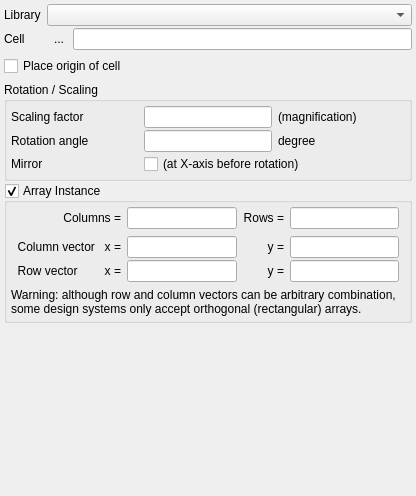
This is eda-klayout/src/edt/edt/EditorOptionsInst.ui in tolgauye/GMOS as Qt 5 draws it before an edit. The edited form follows.
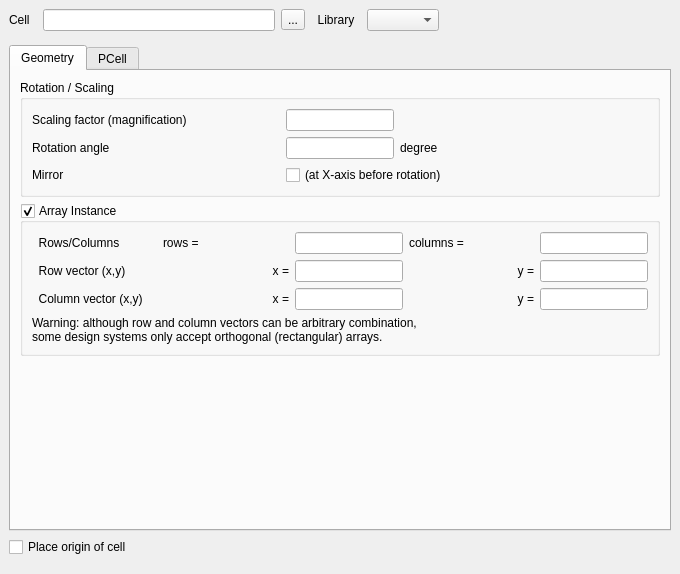
This is the edited form. Icons and pictures are not drawn. Custom widgets are drawn as their Qt base class.

```diff
--- a/eda-klayout/src/edt/edt/EditorOptionsInst.ui
+++ b/eda-klayout/src/edt/edt/EditorOptionsInst.ui
@@ -1,263 +1,167 @@
 <?xml version="1.0" encoding="UTF-8"?>
 <ui version="4.0">
  <class>EditorOptionsInst</class>
- <widget class="QWidget" name="EditorOptionsInst">
-  <property name="geometry">
+ <widget class="QWidget" name="EditorOptionsInst" >
+  <property name="geometry" >
    <rect>
     <x>0</x>
     <y>0</y>
-    <width>416</width>
-    <height>496</height>
+    <width>680</width>
+    <height>574</height>
    </rect>
   </property>
-  <property name="sizePolicy">
-   <sizepolicy hsizetype="Ignored" vsizetype="Ignored">
-    <horstretch>0</horstretch>
-    <verstretch>0</verstretch>
-   </sizepolicy>
-  </property>
-  <property name="windowTitle">
+  <property name="windowTitle" >
    <string>Form</string>
   </property>
-  <layout class="QVBoxLayout">
-   <property name="spacing">
+  <layout class="QVBoxLayout" >
+   <property name="margin" >
+    <number>9</number>
+   </property>
+   <property name="spacing" >
     <number>6</number>
    </property>
-   <property name="leftMargin">
-    <number>0</number>
-   </property>
-   <property name="topMargin">
-    <number>0</number>
-   </property>
-   <property name="rightMargin">
-    <number>0</number>
-   </property>
-   <property name="bottomMargin">
-    <number>0</number>
-   </property>
    <item>
-    <widget class="QScrollArea" name="scrollArea">
-     <property name="frameShape">
+    <widget class="QFrame" name="frame" >
+     <property name="frameShape" >
       <enum>QFrame::NoFrame</enum>
      </property>
-     <property name="frameShadow">
-      <enum>QFrame::Plain</enum>
+     <property name="frameShadow" >
+      <enum>QFrame::Raised</enum>
      </property>
-     <property name="widgetResizable">
-      <bool>true</bool>
-     </property>
-     <widget class="QWidget" name="scrollAreaWidgetContents">
-      <property name="geometry">
-       <rect>
-        <x>0</x>
-        <y>0</y>
-        <width>402</width>
-        <height>513</height>
-       </rect>
+     <layout class="QHBoxLayout" >
+      <property name="margin" >
+       <number>0</number>
       </property>
-      <layout class="QGridLayout" name="gridLayout_2">
-       <property name="leftMargin">
-        <number>4</number>
+      <property name="spacing" >
+       <number>6</number>
+      </property>
+      <item>
+       <widget class="QLabel" name="label_2" >
+        <property name="sizePolicy" >
+         <sizepolicy>
+          <hsizetype>0</hsizetype>
+          <vsizetype>0</vsizetype>
+          <horstretch>0</horstretch>
+          <verstretch>0</verstretch>
+         </sizepolicy>
+        </property>
+        <property name="text" >
+         <string>Cell  </string>
+        </property>
+       </widget>
+      </item>
+      <item>
+       <widget class="QLineEdit" name="cell_le" >
+        <property name="sizePolicy" >
+         <sizepolicy>
+          <hsizetype>7</hsizetype>
+          <vsizetype>0</vsizetype>
+          <horstretch>0</horstretch>
+          <verstretch>0</verstretch>
+         </sizepolicy>
+        </property>
+       </widget>
+      </item>
+      <item>
+       <widget class="QToolButton" name="browse_pb" >
+        <property name="text" >
+         <string>...</string>
+        </property>
+       </widget>
+      </item>
+      <item>
+       <widget class="QLabel" name="label_13" >
+        <property name="text" >
+         <string>  Library  </string>
+        </property>
+       </widget>
+      </item>
+      <item>
+       <widget class="lay::LibrarySelectionComboBox" name="lib_cbx" />
+      </item>
+      <item>
+       <spacer>
+        <property name="orientation" >
+         <enum>Qt::Horizontal</enum>
+        </property>
+        <property name="sizeHint" >
+         <size>
+          <width>40</width>
+          <height>20</height>
+         </size>
+        </property>
+       </spacer>
+      </item>
+     </layout>
+    </widget>
+   </item>
+   <item>
+    <spacer>
+     <property name="orientation" >
+      <enum>Qt::Vertical</enum>
+     </property>
+     <property name="sizeType" >
+      <enum>QSizePolicy::Fixed</enum>
+     </property>
+     <property name="sizeHint" >
+      <size>
+       <width>522</width>
+       <height>8</height>
+      </size>
+     </property>
+    </spacer>
+   </item>
+   <item>
+    <widget class="QTabWidget" name="param_tab_widget" >
+     <property name="sizePolicy" >
+      <sizepolicy>
+       <hsizetype>7</hsizetype>
+       <vsizetype>7</vsizetype>
+       <horstretch>0</horstretch>
+       <verstretch>1</verstretch>
+      </sizepolicy>
+     </property>
+     <property name="currentIndex" >
+      <number>0</number>
+     </property>
+     <widget class="QWidget" name="tab" >
+      <attribute name="title" >
+       <string>Geometry</string>
+      </attribute>
+      <layout class="QVBoxLayout" >
+       <property name="margin" >
+        <number>9</number>
        </property>
-       <property name="topMargin">
-        <number>4</number>
+       <property name="spacing" >
+        <number>6</number>
        </property>
-       <property name="rightMargin">
-        <number>4</number>
-       </property>
-       <property name="bottomMargin">
-        <number>4</number>
-       </property>
-       <property name="spacing">
-        <number>2</number>
-       </property>
-       <item row="3" column="0">
-        <spacer name="verticalSpacer">
-         <property name="orientation">
-          <enum>Qt::Vertical</enum>
-         </property>
-         <property name="sizeType">
-          <enum>QSizePolicy::Fixed</enum>
-         </property>
-         <property name="sizeHint" stdset="0">
-          <size>
-           <width>20</width>
-           <height>4</height>
-          </size>
-         </property>
-        </spacer>
-       </item>
-       <item row="2" column="0">
-        <widget class="QCheckBox" name="place_origin_cb">
-         <property name="text">
-          <string>Place origin of cell</string>
-         </property>
-        </widget>
-       </item>
-       <item row="0" column="0">
-        <widget class="QFrame" name="frame">
-         <property name="frameShape">
-          <enum>QFrame::NoFrame</enum>
-         </property>
-         <property name="frameShadow">
-          <enum>QFrame::Raised</enum>
-         </property>
-         <layout class="QGridLayout" name="gridLayout">
-          <property name="leftMargin">
-           <number>0</number>
-          </property>
-          <property name="topMargin">
-           <number>0</number>
-          </property>
-          <property name="rightMargin">
-           <number>0</number>
-          </property>
-          <property name="bottomMargin">
-           <number>0</number>
-          </property>
-          <property name="horizontalSpacing">
-           <number>6</number>
-          </property>
-          <property name="verticalSpacing">
-           <number>2</number>
-          </property>
-          <item row="0" column="0">
-           <widget class="QLabel" name="label_13">
-            <property name="text">
-             <string>Library</string>
-            </property>
-           </widget>
-          </item>
-          <item row="0" column="1" colspan="2">
-           <widget class="lay::LibrarySelectionComboBox" name="lib_cbx">
-            <property name="sizePolicy">
-             <sizepolicy hsizetype="Preferred" vsizetype="Fixed">
-              <horstretch>0</horstretch>
-              <verstretch>0</verstretch>
-             </sizepolicy>
-            </property>
-           </widget>
-          </item>
-          <item row="1" column="0">
-           <widget class="QLabel" name="label_2">
-            <property name="sizePolicy">
-             <sizepolicy hsizetype="Fixed" vsizetype="Fixed">
-              <horstretch>0</horstretch>
-              <verstretch>0</verstretch>
-             </sizepolicy>
-            </property>
-            <property name="text">
-             <string>Cell  </string>
-            </property>
-           </widget>
-          </item>
-          <item row="1" column="1" colspan="2">
-           <widget class="QFrame" name="frame_2">
-            <property name="frameShape">
-             <enum>QFrame::NoFrame</enum>
-            </property>
-            <property name="frameShadow">
-             <enum>QFrame::Raised</enum>
-            </property>
-            <layout class="QHBoxLayout" name="horizontalLayout">
-             <property name="spacing">
-              <number>2</number>
-             </property>
-             <property name="leftMargin">
-              <number>0</number>
-             </property>
-             <property name="topMargin">
-              <number>0</number>
-             </property>
-             <property name="rightMargin">
-              <number>0</number>
-             </property>
-             <property name="bottomMargin">
-              <number>0</number>
-             </property>
-             <item>
-              <widget class="QToolButton" name="browse_pb">
-               <property name="text">
-                <string>...</string>
-               </property>
-               <property name="icon">
-                <iconset resource="../../icons/icons.qrc">
-                 <normaloff>:/find_16px.png</normaloff>:/find_16px.png</iconset>
-               </property>
-               <property name="autoRaise">
-                <bool>true</bool>
-               </property>
-              </widget>
-             </item>
-             <item>
-              <widget class="QLineEdit" name="cell_le">
-               <property name="sizePolicy">
-                <sizepolicy hsizetype="Preferred" vsizetype="Fixed">
-                 <horstretch>0</horstretch>
-                 <verstretch>0</verstretch>
-                </sizepolicy>
-               </property>
-              </widget>
-             </item>
-            </layout>
-           </widget>
-          </item>
-         </layout>
-        </widget>
-       </item>
-       <item row="1" column="0">
-        <spacer name="spacer">
-         <property name="orientation">
-          <enum>Qt::Vertical</enum>
-         </property>
-         <property name="sizeType">
-          <enum>QSizePolicy::Fixed</enum>
-         </property>
-         <property name="sizeHint" stdset="0">
-          <size>
-           <width>20</width>
-           <height>4</height>
-          </size>
-         </property>
-        </spacer>
-       </item>
-       <item row="4" column="0">
-        <widget class="QGroupBox" name="groupBox">
-         <property name="title">
+       <item>
+        <widget class="QGroupBox" name="groupBox" >
+         <property name="title" >
           <string>Rotation / Scaling</string>
          </property>
-         <layout class="QGridLayout" name="_2">
-          <property name="leftMargin">
-           <number>4</number>
+         <layout class="QGridLayout" >
+          <property name="margin" >
+           <number>9</number>
           </property>
-          <property name="topMargin">
-           <number>4</number>
-          </property>
-          <property name="rightMargin">
-           <number>4</number>
-          </property>
-          <property name="bottomMargin">
-           <number>4</number>
-          </property>
-          <property name="horizontalSpacing">
+          <property name="spacing" >
            <number>6</number>
           </property>
-          <property name="verticalSpacing">
-           <number>2</number>
-          </property>
-          <item row="0" column="1">
-           <widget class="QLineEdit" name="scale_le">
-            <property name="sizePolicy">
-             <sizepolicy hsizetype="Preferred" vsizetype="Fixed">
+          <item row="0" column="1" >
+           <widget class="QLineEdit" name="scale_le" >
+            <property name="sizePolicy" >
+             <sizepolicy>
+              <hsizetype>0</hsizetype>
+              <vsizetype>0</vsizetype>
               <horstretch>0</horstretch>
               <verstretch>0</verstretch>
              </sizepolicy>
             </property>
            </widget>
           </item>
-          <item row="2" column="0">
-           <widget class="QLabel" name="label_5">
-            <property name="text">
+          <item row="2" column="0" >
+           <widget class="QLabel" name="label_5" >
+            <property name="text" >
              <string>Mirror   </string>
             </property>
             <property name="buddy">
@@ -265,71 +169,55 @@
             </property>
            </widget>
           </item>
-          <item row="0" column="0">
-           <widget class="QLabel" name="label">
-            <property name="text">
-             <string>Scaling factor</string>
+          <item row="0" column="0" >
+           <widget class="QLabel" name="label" >
+            <property name="text" >
+             <string>Scaling factor (magnification)</string>
             </property>
            </widget>
           </item>
-          <item row="1" column="1">
-           <widget class="QLineEdit" name="angle_le">
-            <property name="sizePolicy">
-             <sizepolicy hsizetype="Preferred" vsizetype="Fixed">
+          <item row="1" column="1" >
+           <widget class="QLineEdit" name="angle_le" >
+            <property name="sizePolicy" >
+             <sizepolicy>
+              <hsizetype>0</hsizetype>
+              <vsizetype>0</vsizetype>
               <horstretch>0</horstretch>
               <verstretch>0</verstretch>
              </sizepolicy>
             </property>
            </widget>
           </item>
-          <item row="1" column="2">
-           <widget class="QLabel" name="label_7">
-            <property name="text">
+          <item row="1" column="2" >
+           <widget class="QLabel" name="label_7" >
+            <property name="text" >
              <string>degree</string>
             </property>
            </widget>
           </item>
-          <item row="1" column="0">
-           <widget class="QLabel" name="label_3">
-            <property name="text">
+          <item row="1" column="0" >
+           <widget class="QLabel" name="label_3" >
+            <property name="text" >
              <string>Rotation angle</string>
             </property>
            </widget>
           </item>
-          <item row="2" column="1" colspan="2">
-           <widget class="QCheckBox" name="mirror_cbx">
-            <property name="text">
+          <item row="2" column="1" colspan="2" >
+           <widget class="QCheckBox" name="mirror_cbx" >
+            <property name="text" >
              <string>(at X-axis before rotation)</string>
             </property>
            </widget>
           </item>
-          <item row="0" column="2">
-           <widget class="QLabel" name="label_17">
-            <property name="text">
-             <string>(magnification)</string>
-            </property>
-           </widget>
-          </item>
          </layout>
         </widget>
        </item>
-       <item row="7" column="0">
-        <spacer name="spacer_2">
-         <property name="orientation">
-          <enum>Qt::Vertical</enum>
-         </property>
-         <property name="sizeHint" stdset="0">
-          <size>
-           <width>20</width>
-           <height>120</height>
-          </size>
-         </property>
-        </spacer>
-       </item>
-       <item row="6" column="0">
-        <widget class="QGroupBox" name="array_grp">
-         <property name="sizePolicy">
-          <sizepolicy hsizetype="Preferred" vsizetype="Preferred">
+       <item>
+        <widget class="QGroupBox" name="array_grp" >
+         <property name="sizePolicy" >
+          <sizepolicy>
+           <hsizetype>5</hsizetype>
+           <vsizetype>5</vsizetype>
            <horstretch>0</horstretch>
            <verstretch>0</verstretch>
           </sizepolicy>
@@ -340,38 +228,57 @@
          <property name="checkable">
           <bool>true</bool>
          </property>
-         <layout class="QGridLayout" name="_3">
-          <property name="leftMargin">
-           <number>4</number>
+         <layout class="QGridLayout" >
+          <property name="margin" >
+           <number>9</number>
           </property>
-          <property name="topMargin">
-           <number>4</number>
-          </property>
-          <property name="rightMargin">
-           <number>4</number>
-          </property>
-          <property name="bottomMargin">
-           <number>4</number>
-          </property>
-          <property name="horizontalSpacing">
+          <property name="spacing" >
            <number>6</number>
           </property>
-          <property name="verticalSpacing">
-           <number>2</number>
-          </property>
-          <item row="2" column="2">
-           <widget class="QLineEdit" name="column_x_le">
-            <property name="sizePolicy">
-             <sizepolicy hsizetype="Preferred" vsizetype="Fixed">
+          <item row="2" column="0" >
+           <widget class="QLabel" name="label_16" >
+            <property name="text" >
+             <string>  Column vector (x,y)</string>
+            </property>
+           </widget>
+          </item>
+          <item row="2" column="2" >
+           <widget class="QLineEdit" name="column_x_le" >
+            <property name="sizePolicy" >
+             <sizepolicy>
+              <hsizetype>0</hsizetype>
+              <vsizetype>0</vsizetype>
               <horstretch>1</horstretch>
               <verstretch>0</verstretch>
              </sizepolicy>
             </property>
            </widget>
           </item>
-          <item row="2" column="3">
-           <widget class="QLabel" name="label_15">
-            <property name="text">
+          <item row="2" column="1" >
+           <widget class="QLabel" name="label_14" >
+            <property name="text" >
+             <string>x =</string>
+            </property>
+            <property name="alignment" >
+             <set>Qt::AlignRight|Qt::AlignTrailing|Qt::AlignVCenter</set>
+            </property>
+           </widget>
+          </item>
+          <item row="2" column="4" >
+           <widget class="QLineEdit" name="column_y_le" >
+            <property name="sizePolicy" >
+             <sizepolicy>
+              <hsizetype>0</hsizetype>
+              <vsizetype>0</vsizetype>
+              <horstretch>1</horstretch>
+              <verstretch>0</verstretch>
+             </sizepolicy>
+            </property>
+           </widget>
+          </item>
+          <item row="2" column="3" >
+           <widget class="QLabel" name="label_15" >
+            <property name="text" >
              <string>y =</string>
             </property>
             <property name="alignment">
@@ -379,25 +286,43 @@
             </property>
            </widget>
           </item>
-          <item row="0" column="4">
-           <widget class="QLineEdit" name="rows_le">
-            <property name="sizePolicy">
-             <sizepolicy hsizetype="Preferred" vsizetype="Fixed">
+          <item row="1" column="4" >
+           <widget class="QLineEdit" name="row_y_le" >
+            <property name="sizePolicy" >
+             <sizepolicy>
+              <hsizetype>0</hsizetype>
+              <vsizetype>0</vsizetype>
               <horstretch>1</horstretch>
               <verstretch>0</verstretch>
              </sizepolicy>
             </property>
-            <property name="minimumSize">
-             <size>
-              <width>0</width>
-              <height>0</height>
-             </size>
+           </widget>
+          </item>
+          <item row="1" column="3" >
+           <widget class="QLabel" name="label_10" >
+            <property name="text" >
+             <string>y =</string>
             </property>
+            <property name="alignment" >
+             <set>Qt::AlignRight|Qt::AlignTrailing|Qt::AlignVCenter</set>
+            </property>
            </widget>
           </item>
-          <item row="2" column="1">
-           <widget class="QLabel" name="label_14">
-            <property name="text">
+          <item row="1" column="2" >
+           <widget class="QLineEdit" name="row_x_le" >
+            <property name="sizePolicy" >
+             <sizepolicy>
+              <hsizetype>0</hsizetype>
+              <vsizetype>0</vsizetype>
+              <horstretch>1</horstretch>
+              <verstretch>0</verstretch>
+             </sizepolicy>
+            </property>
+           </widget>
+          </item>
+          <item row="1" column="1" >
+           <widget class="QLabel" name="label_11" >
+            <property name="text" >
              <string>x =</string>
             </property>
             <property name="alignment">
@@ -405,149 +330,114 @@
             </property>
            </widget>
           </item>
-          <item row="6" column="0" colspan="6">
-           <widget class="QLabel" name="label_12">
-            <property name="text">
-             <string>Warning: although row and column vectors can be arbitrary combination, some design systems only accept orthogonal (rectangular) arrays.</string>
+          <item row="1" column="0" >
+           <widget class="QLabel" name="label_9" >
+            <property name="text" >
+             <string>  Row vector (x,y)</string>
             </property>
-            <property name="wordWrap">
+           </widget>
+          </item>
+          <item row="0" column="0" >
+           <widget class="QLabel" name="label_4" >
+            <property name="text" >
+             <string>  Rows/Columns</string>
+            </property>
+           </widget>
+          </item>
+          <item row="0" column="3" >
+           <widget class="QLabel" name="label_8" >
+            <property name="text" >
+             <string>columns =</string>
+            </property>
+           </widget>
+          </item>
+          <item row="0" column="4" >
+           <widget class="QLineEdit" name="columns_le" >
+            <property name="sizePolicy" >
+             <sizepolicy>
+              <hsizetype>0</hsizetype>
+              <vsizetype>0</vsizetype>
+              <horstretch>1</horstretch>
+              <verstretch>0</verstretch>
+             </sizepolicy>
+            </property>
+           </widget>
+          </item>
+          <item row="0" column="1" >
+           <widget class="QLabel" name="label_6" >
+            <property name="text" >
+             <string>rows = </string>
+            </property>
+           </widget>
+          </item>
+          <item row="0" column="2" >
+           <widget class="QLineEdit" name="rows_le" >
+            <property name="sizePolicy" >
+             <sizepolicy>
+              <hsizetype>0</hsizetype>
+              <vsizetype>0</vsizetype>
+              <horstretch>1</horstretch>
+              <verstretch>0</verstretch>
+             </sizepolicy>
+            </property>
+           </widget>
+          </item>
+          <item row="3" column="0" colspan="5" >
+           <widget class="QLabel" name="label_12" >
+            <property name="text" >
+             <string>Warning: although row and column vectors can be arbitrary combination,
+some design systems only accept orthogonal (rectangular) arrays.</string>
+            </property>
+            <property name="wordWrap" >
              <bool>true</bool>
             </property>
            </widget>
           </item>
-          <item row="0" column="2">
-           <widget class="QLineEdit" name="columns_le">
-            <property name="sizePolicy">
-             <sizepolicy hsizetype="Preferred" vsizetype="Fixed">
-              <horstretch>1</horstretch>
-              <verstretch>0</verstretch>
-             </sizepolicy>
-            </property>
-           </widget>
-          </item>
-          <item row="3" column="2">
-           <widget class="QLineEdit" name="row_x_le">
-            <property name="sizePolicy">
-             <sizepolicy hsizetype="Preferred" vsizetype="Fixed">
-              <horstretch>1</horstretch>
-              <verstretch>0</verstretch>
-             </sizepolicy>
-            </property>
-           </widget>
-          </item>
-          <item row="3" column="0">
-           <widget class="QLabel" name="label_9">
-            <property name="text">
-             <string>  Row vector</string>
-            </property>
-           </widget>
-          </item>
-          <item row="0" column="3">
-           <widget class="QLabel" name="label_6">
-            <property name="text">
-             <string>Rows =</string>
-            </property>
-            <property name="alignment">
-             <set>Qt::AlignRight|Qt::AlignTrailing|Qt::AlignVCenter</set>
-            </property>
-           </widget>
-          </item>
-          <item row="3" column="4">
-           <widget class="QLineEdit" name="row_y_le">
-            <property name="sizePolicy">
-             <sizepolicy hsizetype="Preferred" vsizetype="Fixed">
-              <horstretch>1</horstretch>
-              <verstretch>0</verstretch>
-             </sizepolicy>
-            </property>
-           </widget>
-          </item>
-          <item row="5" column="0">
-           <spacer name="verticalSpacer_2">
-            <property name="orientation">
-             <enum>Qt::Vertical</enum>
-            </property>
-            <property name="sizeType">
-             <enum>QSizePolicy::Fixed</enum>
-            </property>
-            <property name="sizeHint" stdset="0">
-             <size>
-              <width>20</width>
-              <height>4</height>
-             </size>
-            </property>
-           </spacer>
-          </item>
-          <item row="2" column="0">
-           <widget class="QLabel" name="label_16">
-            <property name="text">
-             <string>  Column vector</string>
-            </property>
-           </widget>
-          </item>
-          <item row="0" column="0" colspan="2">
-           <widget class="QLabel" name="label_8">
-            <property name="text">
-             <string>Columns =</string>
-            </property>
-            <property name="alignment">
-             <set>Qt::AlignRight|Qt::AlignTrailing|Qt::AlignVCenter</set>
-            </property>
-           </widget>
-          </item>
-          <item row="3" column="3">
-           <widget class="QLabel" name="label_10">
-            <property name="text">
-             <string>y =</string>
-            </property>
-            <property name="alignment">
-             <set>Qt::AlignRight|Qt::AlignTrailing|Qt::AlignVCenter</set>
-            </property>
-           </widget>
-          </item>
-          <item row="3" column="1">
-           <widget class="QLabel" name="label_11">
-            <property name="text">
-             <string>x =</string>
-            </property>
-            <property name="alignment">
-             <set>Qt::AlignRight|Qt::AlignTrailing|Qt::AlignVCenter</set>
-            </property>
-           </widget>
-          </item>
-          <item row="2" column="4">
-           <widget class="QLineEdit" name="column_y_le">
-            <property name="sizePolicy">
-             <sizepolicy hsizetype="Preferred" vsizetype="Fixed">
-              <horstretch>1</horstretch>
-              <verstretch>0</verstretch>
-             </sizepolicy>
-            </property>
-           </widget>
-          </item>
-          <item row="1" column="1">
-           <spacer name="verticalSpacer_3">
-            <property name="orientation">
-             <enum>Qt::Vertical</enum>
-            </property>
-            <property name="sizeType">
-             <enum>QSizePolicy::Fixed</enum>
-            </property>
-            <property name="sizeHint" stdset="0">
-             <size>
-              <width>20</width>
-              <height>5</height>
-             </size>
-            </property>
-           </spacer>
-          </item>
          </layout>
         </widget>
        </item>
+       <item>
+        <spacer>
+         <property name="orientation" >
+          <enum>Qt::Vertical</enum>
+         </property>
+         <property name="sizeHint" >
+          <size>
+           <width>20</width>
+           <height>40</height>
+          </size>
+         </property>
+        </spacer>
+       </item>
       </layout>
      </widget>
+     <widget class="QWidget" name="pcell_tab" >
+      <attribute name="title" >
+       <string>PCell</string>
+      </attribute>
+     </widget>
     </widget>
    </item>
+   <item>
+    <widget class="QCheckBox" name="place_origin_cb" >
+     <property name="text" >
+      <string>Place origin of cell</string>
+     </property>
+    </widget>
+   </item>
+   <item>
+    <spacer>
+     <property name="orientation" >
+      <enum>Qt::Vertical</enum>
+     </property>
+     <property name="sizeHint" >
+      <size>
+       <width>50</width>
+       <height>8</height>
+      </size>
+     </property>
+    </spacer>
+   </item>
   </layout>
  </widget>
  <customwidgets>
```
Left out of the diff: 30 changed lines with no effect on the pictures.
